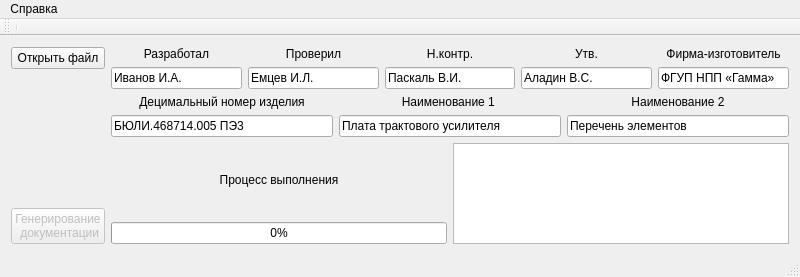
Old version of the form mainwindow.ui in the repository pivleonid/gp.
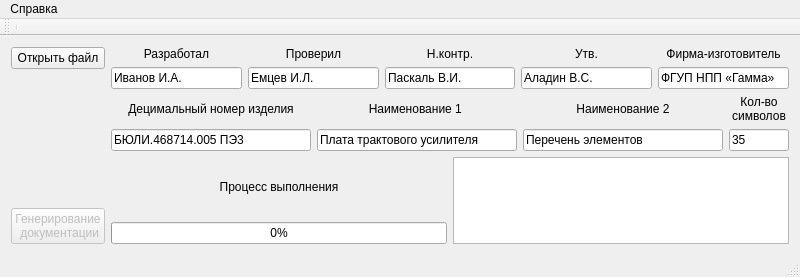
New version of the form.

The edit to the form file:
```diff
--- a/mainwindow.ui
+++ b/mainwindow.ui
@@ -25,7 +25,7 @@
   <property name="maximumSize">
    <size>
     <width>800</width>
-    <height>277</height>
+    <height>400</height>
    </size>
   </property>
   <property name="font">
@@ -43,7 +43,7 @@
    <string>Преобразователь перечней</string>
   </property>
   <widget class="QWidget" name="centralWidget">
-   <layout class="QGridLayout" name="gridLayout_3">
+   <layout class="QGridLayout" name="gridLayout_4">
     <item row="0" column="0" rowspan="3">
      <layout class="QGridLayout" name="gridLayout_16">
       <item row="0" column="0">
@@ -215,6 +215,29 @@
         </property>
        </widget>
       </item>
+      <item row="0" column="3">
+       <widget class="QLabel" name="label_11">
+        <property name="sizePolicy">
+         <sizepolicy hsizetype="Fixed" vsizetype="Preferred">
+          <horstretch>0</horstretch>
+          <verstretch>0</verstretch>
+         </sizepolicy>
+        </property>
+        <property name="maximumSize">
+         <size>
+          <width>60</width>
+          <height>16777215</height>
+         </size>
+        </property>
+        <property name="text">
+         <string>Кол-во
+символов</string>
+        </property>
+        <property name="alignment">
+         <set>Qt::AlignCenter</set>
+        </property>
+       </widget>
+      </item>
       <item row="1" column="0">
        <widget class="QLineEdit" name="nymerIzd">
         <property name="text">
@@ -236,17 +259,35 @@
         </property>
        </widget>
       </item>
+      <item row="1" column="3">
+       <widget class="QLineEdit" name="maxSymbol">
+        <property name="sizePolicy">
+         <sizepolicy hsizetype="Fixed" vsizetype="Fixed">
+          <horstretch>0</horstretch>
+          <verstretch>0</verstretch>
+         </sizepolicy>
+        </property>
+        <property name="maximumSize">
+         <size>
+          <width>60</width>
+          <height>16777215</height>
+         </size>
+        </property>
+        <property name="text">
+         <string>35</string>
+        </property>
+        <property name="maxLength">
+         <number>2</number>
+        </property>
+        <property name="cursorPosition">
+         <number>0</number>
+        </property>
+       </widget>
+      </item>
      </layout>
     </item>
     <item row="2" column="1">
-     <layout class="QGridLayout" name="gridLayout_4">
-      <item row="1" column="0">
-       <widget class="QProgressBar" name="progressBar_2">
-        <property name="value">
-         <number>0</number>
-        </property>
-       </widget>
-      </item>
+     <layout class="QGridLayout" name="gridLayout_3">
       <item row="0" column="0">
        <widget class="QLabel" name="label_9">
         <property name="text">
@@ -259,16 +300,28 @@
       </item>
       <item row="0" column="1" rowspan="2">
        <widget class="QTextEdit" name="textEdit">
+        <property name="enabled">
+         <bool>true</bool>
+        </property>
         <property name="cursor" stdset="0">
          <cursorShape>ArrowCursor</cursorShape>
         </property>
        </widget>
       </item>
+      <item row="1" column="0">
+       <widget class="QProgressBar" name="progressBar_2">
+        <property name="value">
+         <number>0</number>
+        </property>
+       </widget>
+      </item>
      </layout>
     </item>
    </layout>
    <zorder></zorder>
    <zorder></zorder>
+   <zorder>maxSymbol</zorder>
+   <zorder>label_11</zorder>
   </widget>
   <widget class="QMenuBar" name="menuBar">
    <property name="geometry">
```
